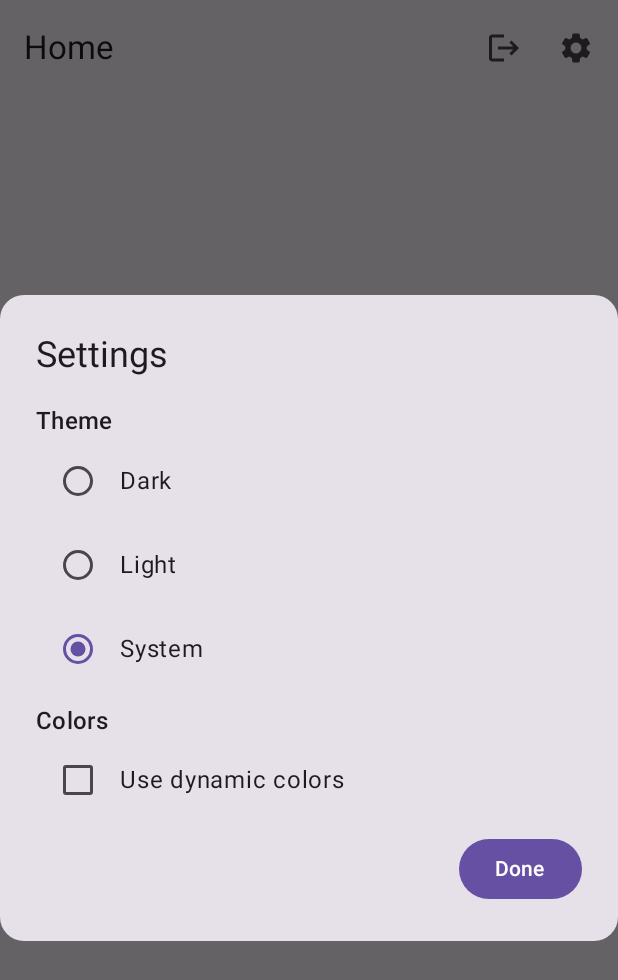
After one commit to gabrielsantanaa/Google-Authentication, an Android app built with Jetpack Compose: the SettingsScreen screen opened through its navigation route, on a phone screen of 412 x 824 dp. The commit adds this screen. Shown: the top 980 px of the screen. Run offline under Robolectric (Android 15) with nearby library versions, the phone set to English and light mode, and no system bars; our stand-ins replace Dagger/Hilt's generated code, Firebase (no records; nobody signed in at launch, a user with empty details on screens opened directly).

Commit message:
finish settings screen and adds one exception flow to google login

```diff
--- a/app/build.gradle.kts
+++ b/app/build.gradle.kts
@@ -105,6 +105,8 @@ dependencies {
     implementation(libs.kotlinx.serialization.json)
 
     implementation(libs.androidx.hilt.navigation.compose)
+    implementation(libs.kotlin.reflect)
 
+    implementation(libs.androidx.datastore.preferences)
 
 }
--- a/app/src/main/java/com/gabrielsantana/letsvote/MainActivity.kt
+++ b/app/src/main/java/com/gabrielsantana/letsvote/MainActivity.kt
@@ -2,18 +2,16 @@ package com.gabrielsantana.letsvote
 
 import android.os.Bundle
 import androidx.activity.ComponentActivity
+import androidx.activity.SystemBarStyle
 import androidx.activity.compose.setContent
 import androidx.activity.enableEdgeToEdge
-import androidx.compose.foundation.layout.fillMaxSize
-import androidx.compose.foundation.layout.padding
-import androidx.compose.material3.Scaffold
-import androidx.compose.material3.Text
-import androidx.compose.runtime.Composable
-import androidx.compose.ui.Modifier
-import androidx.compose.ui.tooling.preview.Preview
+import androidx.compose.foundation.isSystemInDarkTheme
+import androidx.compose.runtime.LaunchedEffect
+import androidx.compose.runtime.getValue
+import androidx.lifecycle.compose.collectAsStateWithLifecycle
 import com.gabrielsantana.letsvote.screens.App
-import com.gabrielsantana.letsvote.screens.login.LoginScreen
-import com.gabrielsantana.letsvote.ui.theme.LetsVoteTheme
+import com.gabrielsantana.letsvote.screens.ThemeMode
+import com.gabrielsantana.letsvote.screens.rememberAppState
 import dagger.hilt.android.AndroidEntryPoint
 
 @AndroidEntryPoint
@@ -22,7 +20,38 @@ class MainActivity : ComponentActivity() {
         super.onCreate(savedInstanceState)
         enableEdgeToEdge()
         setContent {
-            App()
+            val appState = rememberAppState()
+
+            val themeMode by appState.themeMode.collectAsStateWithLifecycle()
+
+            val darkTheme =
+                if (themeMode is ThemeMode.System) isSystemInDarkTheme() else themeMode is ThemeMode.Dark
+
+            LaunchedEffect(darkTheme) {
+                enableEdgeToEdge(
+                    statusBarStyle = SystemBarStyle.auto(
+                        android.graphics.Color.TRANSPARENT,
+                        android.graphics.Color.TRANSPARENT,
+                    ) { darkTheme },
+                    navigationBarStyle = SystemBarStyle.auto(
+                        lightScrim,
+                        darkScrim,
+                    ) { darkTheme },
+                )
+            }
+            App(appState = appState)
         }
     }
 }
+
+/**
+ * The default light scrim, as defined by androidx and the platform:
+ * https://cs.android.com/androidx/platform/frameworks/support/+/androidx-main:activity/activity/src/main/java/androidx/activity/EdgeToEdge.kt;l=35-38;drc=27e7d52e8604a080133e8b842db10c89b4482598
+ */
+private val lightScrim = android.graphics.Color.argb(0xe6, 0xFF, 0xFF, 0xFF)
+
+/**
+ * The default dark scrim, as defined by androidx and the platform:
+ * https://cs.android.com/androidx/platform/frameworks/support/+/androidx-main:activity/activity/src/main/java/androidx/activity/EdgeToEdge.kt;l=40-44;drc=27e7d52e8604a080133e8b842db10c89b4482598
+ */
+private val darkScrim = android.graphics.Color.argb(0x80, 0x1b, 0x1b, 0x1b)
--- a/app/src/main/java/com/gabrielsantana/letsvote/screens/App.kt
+++ b/app/src/main/java/com/gabrielsantana/letsvote/screens/App.kt
@@ -1,6 +1,7 @@
 package com.gabrielsantana.letsvote.screens
 
 import androidx.compose.foundation.isSystemInDarkTheme
+import androidx.compose.material3.Text
 import androidx.compose.runtime.Composable
 import androidx.compose.runtime.LaunchedEffect
 import androidx.compose.runtime.getValue
@@ -8,9 +9,11 @@ import androidx.compose.ui.Modifier
 import androidx.lifecycle.compose.collectAsStateWithLifecycle
 import androidx.navigation.compose.NavHost
 import androidx.navigation.compose.composable
+import androidx.navigation.compose.dialog
 import androidx.navigation.compose.rememberNavController
 import com.gabrielsantana.letsvote.screens.home.HomeScreen
 import com.gabrielsantana.letsvote.screens.login.LoginScreen
+import com.gabrielsantana.letsvote.screens.settings.SettingsScreen
 import com.gabrielsantana.letsvote.ui.theme.LetsVoteTheme
 import kotlinx.serialization.Serializable
 
@@ -20,6 +23,9 @@ object LoginScreen
 
 @Serializable
 object HomeScreen
+
+@Serializable
+object SettingsDialogScreen
 
 @Composable
 fun App(
@@ -31,6 +37,7 @@ fun App(
     val isLoggedIn by appState.isLoggedIn.collectAsStateWithLifecycle()
     val themeMode by appState.themeMode.collectAsStateWithLifecycle()
 
+    val isDynamicColorsEnabled by appState.isDynamicColorsEnabled.collectAsStateWithLifecycle()
 
     LaunchedEffect(isLoggedIn) {
         if (isLoggedIn) {
@@ -39,9 +46,10 @@ fun App(
             navController.navigate(LoginScreen)
         }
     }
+
     LetsVoteTheme(
-        darkTheme = if (themeMode is ThemeMode.System) isSystemInDarkTheme() else themeMode is ThemeMode.Dark,
-        dynamicColor = themeMode.useDynamicColor
+        darkTheme = appState.isDarkMode,
+        dynamicColor = isDynamicColorsEnabled
     ) {
         NavHost(
             navController = navController,
@@ -51,7 +59,24 @@ fun App(
                 LoginScreen()
             }
             composable<HomeScreen> {
-                HomeScreen()
+                HomeScreen(
+                    onNavigateToSettings = {
+                        navController.navigate(SettingsDialogScreen)
+                    }
+                )
+            }
+            dialog<SettingsDialogScreen> {
+                SettingsScreen(
+                    themeMode = themeMode,
+                    onChangeThemeMode = {
+                        appState.setThemeMode(it)
+                    },
+                    isDynamicColorsEnabled = isDynamicColorsEnabled,
+                    onToggleDynamicColors = appState::setDynamicColorsMode,
+                    onDismissRequest = {
+                        navController.popBackStack()
+                    }
+                )
             }
         }
 
--- a/app/src/main/java/com/gabrielsantana/letsvote/screens/AppState.kt
+++ b/app/src/main/java/com/gabrielsantana/letsvote/screens/AppState.kt
@@ -1,10 +1,14 @@
 package com.gabrielsantana.letsvote.screens
 
 import android.content.res.Resources.Theme
+import androidx.compose.foundation.isSystemInDarkTheme
 import androidx.compose.runtime.Composable
+import androidx.compose.runtime.collectAsState
+import androidx.compose.runtime.getValue
 import androidx.compose.runtime.mutableStateOf
 import androidx.compose.runtime.remember
 import androidx.compose.runtime.rememberCoroutineScope
+import androidx.lifecycle.compose.collectAsStateWithLifecycle
 import com.google.firebase.auth.FirebaseAuth
 import com.google.firebase.auth.ktx.auth
 import com.google.firebase.ktx.Firebase
@@ -21,9 +25,11 @@ private const val TAG = "AppState"
 class AppState(
     coroutineScope: CoroutineScope
 ) {
+    private val _themeMode = MutableStateFlow<ThemeMode>(ThemeMode.System)
+    val themeMode = _themeMode.asStateFlow()
 
-    private val _themeMode = MutableStateFlow<ThemeMode>(ThemeMode.System(false))
-    val themeMode = _themeMode.asStateFlow()
+    private val _isDynamicColorsEnabled = MutableStateFlow(false)
+    val isDynamicColorsEnabled = _isDynamicColorsEnabled.asStateFlow()
 
     val isLoggedIn = callbackFlow {
         val authStateListener = FirebaseAuth.AuthStateListener { auth ->
@@ -35,15 +41,28 @@ class AppState(
         }
     }.stateIn(coroutineScope, SharingStarted.WhileSubscribed(), Firebase.auth.currentUser != null)
 
+
+    fun setThemeMode(themeMode: ThemeMode) {
+        _themeMode.value = themeMode
+    }
+
+    fun setDynamicColorsMode(enabled: Boolean) {
+        _isDynamicColorsEnabled.value = enabled
+    }
+
 }
 
+val AppState.isDarkMode: Boolean
+    @Composable
+    get() {
+        val themeMode by themeMode.collectAsStateWithLifecycle()
+        return if (themeMode is ThemeMode.System) isSystemInDarkTheme() else themeMode is ThemeMode.Dark
+    }
+
 sealed class ThemeMode {
-
-    abstract val useDynamicColor: Boolean
-
-    data class System(override val useDynamicColor: Boolean) : ThemeMode()
-    data class Light(override val useDynamicColor: Boolean) : ThemeMode()
-    data class Dark(override val useDynamicColor: Boolean) : ThemeMode()
+    data object System : ThemeMode()
+    data object Light : ThemeMode()
+    data object Dark : ThemeMode()
 }
 
 @Composable
--- a/app/src/main/java/com/gabrielsantana/letsvote/screens/home/HomeSreen.kt
+++ b/app/src/main/java/com/gabrielsantana/letsvote/screens/home/HomeSreen.kt
@@ -2,35 +2,61 @@
 
 package com.gabrielsantana.letsvote.screens.home
 
+import androidx.compose.foundation.layout.Arrangement
 import androidx.compose.foundation.layout.Column
+import androidx.compose.foundation.layout.Spacer
+import androidx.compose.foundation.layout.fillMaxSize
+import androidx.compose.foundation.layout.fillMaxWidth
+import androidx.compose.foundation.layout.height
 import androidx.compose.foundation.layout.padding
 import androidx.compose.material.icons.Icons
 import androidx.compose.material.icons.automirrored.filled.Logout
-import androidx.compose.material.icons.filled.Logout
+import androidx.compose.material.icons.filled.Settings
+import androidx.compose.material3.Button
 import androidx.compose.material3.ExperimentalMaterial3Api
 import androidx.compose.material3.Icon
 import androidx.compose.material3.IconButton
+import androidx.compose.material3.MaterialTheme
+import androidx.compose.material3.OutlinedButton
+import androidx.compose.material3.OutlinedTextField
 import androidx.compose.material3.Scaffold
 import androidx.compose.material3.Text
+import androidx.compose.material3.TextButton
 import androidx.compose.material3.TopAppBar
 import androidx.compose.runtime.Composable
+import androidx.compose.runtime.getValue
+import androidx.compose.ui.Alignment
 import androidx.compose.ui.Modifier
+import androidx.compose.ui.text.style.TextAlign
+import androidx.compose.ui.tooling.preview.Preview
+import androidx.compose.ui.unit.dp
 import androidx.hilt.navigation.compose.hiltViewModel
+import androidx.lifecycle.compose.collectAsStateWithLifecycle
 
 @Composable
 fun HomeScreen(
+    onNavigateToSettings: () -> Unit,
     modifier: Modifier = Modifier,
     viewModel: HomeViewModel = hiltViewModel()
 ) {
+
+    val uiState by viewModel.uiState.collectAsStateWithLifecycle()
+
     HomeContent(
-        onLogout = viewModel::logout
+        uiState = uiState,
+        onLogout = viewModel::logout,
+        onSettings = onNavigateToSettings,
+        onRoomCodeChange = viewModel::updateRoomCode
     )
 }
 
 @Composable
 fun HomeContent(
+    uiState: HomeUiState,
+    onRoomCodeChange: (String) -> Unit,
     onLogout: () -> Unit,
-    modifier: Modifier = Modifier
+    onSettings: () -> Unit,
+    modifier: Modifier = Modifier,
 ) {
     Scaffold(
         topBar = {
@@ -38,7 +64,13 @@ fun HomeContent(
                 title = { Text("Home") },
                 actions = {
                     IconButton(onClick = onLogout) {
-                        Icon(Icons.AutoMirrored.Default.Logout, contentDescription = "Logout the user")
+                        Icon(
+                            Icons.AutoMirrored.Default.Logout,
+                            contentDescription = "Logout the user"
+                        )
+                    }
+                    IconButton(onClick = onSettings) {
+                        Icon(Icons.Default.Settings, contentDescription = "Open app settings")
                     }
                 }
             )
@@ -46,7 +78,52 @@ fun HomeContent(
         modifier = modifier
     ) { paddingValues ->
         Column(
-            modifier = Modifier.padding(paddingValues)
-        ) {  }
+            modifier = Modifier
+                .fillMaxSize()
+                .padding(paddingValues)
+                .padding(24.dp),
+            verticalArrangement = Arrangement.spacedBy(8.dp, Alignment.CenterVertically),
+            horizontalAlignment = Alignment.CenterHorizontally,
+        ) {
+            OutlinedTextField(
+                value = uiState.roomCode,
+                onValueChange = onRoomCodeChange,
+                label = {
+                    Text("Room Code")
+                },
+                supportingText = {
+                    Text(
+                        text = "${uiState.roomCode.length}/6",
+                        textAlign = TextAlign.Right,
+                        modifier = Modifier.fillMaxWidth()
+                    )
+                },
+                modifier = Modifier.fillMaxWidth()
+            )
+            Button(
+                onClick = {},
+                modifier = Modifier.fillMaxWidth()
+            ) { Text("Join room") }
+            Spacer(Modifier.height(8.dp))
+            Text("Or try")
+            TextButton(
+                onClick = {},
+                modifier = Modifier.fillMaxWidth()
+            ) { Text("Create room") }
+        }
     }
 }
+
+@Preview
+@Composable
+private fun HomeScreenPreview() {
+
+    MaterialTheme {
+        HomeContent(
+            uiState = HomeUiState("123456"),
+            onRoomCodeChange = {},
+            onLogout = {},
+            onSettings = {}
+        )
+    }
+}
--- /dev/null
+++ b/app/src/main/java/com/gabrielsantana/letsvote/screens/home/HomeUiState.kt
@@ -0,0 +1,9 @@
+package com.gabrielsantana.letsvote.screens.home
+
+data class HomeUiState(
+    val roomCode: String = ""
+) {
+    companion object {
+        val INITIAL = HomeUiState()
+    }
+}
--- a/app/src/main/java/com/gabrielsantana/letsvote/screens/home/HomeViewModel.kt
+++ b/app/src/main/java/com/gabrielsantana/letsvote/screens/home/HomeViewModel.kt
@@ -7,6 +7,9 @@ import androidx.lifecycle.viewModelScope
 import com.google.firebase.auth.ktx.auth
 import com.google.firebase.ktx.Firebase
 import dagger.hilt.android.lifecycle.HiltViewModel
+import kotlinx.coroutines.flow.MutableStateFlow
+import kotlinx.coroutines.flow.asStateFlow
+import kotlinx.coroutines.flow.update
 import kotlinx.coroutines.launch
 import javax.inject.Inject
 
@@ -14,10 +17,18 @@ import javax.inject.Inject
 class HomeViewModel @Inject constructor(
     private val credentialManager: CredentialManager
 ) : ViewModel() {
+
+    private val _uiState =  MutableStateFlow(HomeUiState.INITIAL)
+    val uiState = _uiState.asStateFlow()
+
     fun logout() {
         viewModelScope.launch {
             Firebase.auth.signOut()
             credentialManager.clearCredentialState(ClearCredentialStateRequest())
         }
     }
+
+    fun updateRoomCode(roomCode: String) {
+        _uiState.update { it.copy(roomCode = roomCode) }
+    }
 }
--- /dev/null
+++ b/app/src/main/java/com/gabrielsantana/letsvote/screens/settings/SettingsScreen.kt
@@ -0,0 +1,190 @@
+package com.gabrielsantana.letsvote.screens.settings
+
+import androidx.compose.foundation.layout.Column
+import androidx.compose.foundation.layout.Row
+import androidx.compose.foundation.layout.Spacer
+import androidx.compose.foundation.layout.fillMaxSize
+import androidx.compose.foundation.layout.fillMaxWidth
+import androidx.compose.foundation.layout.height
+import androidx.compose.foundation.layout.padding
+import androidx.compose.foundation.selection.selectable
+import androidx.compose.foundation.selection.selectableGroup
+import androidx.compose.foundation.selection.toggleable
+import androidx.compose.material3.Button
+import androidx.compose.material3.Card
+import androidx.compose.material3.Checkbox
+import androidx.compose.material3.MaterialTheme
+import androidx.compose.material3.RadioButton
+import androidx.compose.material3.Surface
+import androidx.compose.material3.Text
+import androidx.compose.runtime.Composable
+import androidx.compose.runtime.getValue
+import androidx.compose.runtime.mutableStateOf
+import androidx.compose.runtime.remember
+import androidx.compose.runtime.setValue
+import androidx.compose.ui.Alignment
+import androidx.compose.ui.Modifier
+import androidx.compose.ui.semantics.Role
+import androidx.compose.ui.semantics.contentDescription
+import androidx.compose.ui.semantics.semantics
+import androidx.compose.ui.tooling.preview.Preview
+import androidx.compose.ui.unit.dp
+import androidx.compose.ui.window.Dialog
+import com.gabrielsantana.letsvote.screens.ThemeMode
+
+@Composable
+fun SettingsScreen(
+    themeMode: ThemeMode,
+    isDynamicColorsEnabled: Boolean,
+    onChangeThemeMode: (ThemeMode) -> Unit,
+    onToggleDynamicColors: (Boolean) -> Unit,
+    onDismissRequest: () -> Unit,
+    modifier: Modifier = Modifier
+) {
+    Dialog(onDismissRequest = onDismissRequest) {
+        Card(
+            modifier.fillMaxWidth(),
+            shape = MaterialTheme.shapes.large
+        ) {
+            Column(
+                Modifier
+                    .fillMaxWidth()
+                    .padding(24.dp)
+            ) {
+                Text("Settings", style = MaterialTheme.typography.headlineSmall)
+                Spacer(Modifier.height(16.dp))
+
+                Text("Theme", style = MaterialTheme.typography.titleMedium)
+
+                //TODO probably there is a better way to do this
+                val options = listOf(
+                    "Dark" to ThemeMode.Dark,
+                    "Light" to ThemeMode.Light,
+                    "System" to ThemeMode.System
+                )
+
+                Column(Modifier.selectableGroup()) {
+                    options.forEach { option ->
+                        RadioItem(
+                            label = option.first,
+                            isChecked = option.second == themeMode,
+                            onClick = { onChangeThemeMode(option.second) },
+                            modifier = Modifier.semantics {
+                                contentDescription = option.first
+                            }
+                        )
+                    }
+                }
+
+                Spacer(Modifier.height(8.dp))
+
+                Text("Colors", style = MaterialTheme.typography.titleMedium)
+
+                SelectableItem(
+                    label = "Use dynamic colors",
+                    isChecked = isDynamicColorsEnabled,
+                    onToggle = onToggleDynamicColors
+                )
+
+                Spacer(Modifier.height(8.dp))
+
+                Button(onClick = onDismissRequest, Modifier.align(Alignment.End)) {
+                    Text("Done")
+                }
+            }
+        }
+    }
+}
+
+@Composable
+fun RadioItem(
+    label: String,
+    isChecked: Boolean,
+    onClick: () -> Unit,
+    modifier: Modifier = Modifier
+) {
+    Row(
+        modifier
+            .fillMaxWidth()
+            .height(56.dp)
+            .selectable(
+                selected = isChecked,
+                onClick = onClick,
+                role = Role.RadioButton
+            )
+            .padding(horizontal = 16.dp),
+        verticalAlignment = Alignment.CenterVertically
+    ) {
+        RadioButton(
+            selected = isChecked,
+            onClick = null // null recommended for accessibility with screenreaders
+        )
+        Text(
+            text = label,
+            style = MaterialTheme.typography.bodyLarge,
+            modifier = Modifier.padding(start = 16.dp)
+        )
+    }
+}
+
+@Composable
+fun SelectableItem(
+    label: String,
+    isChecked: Boolean,
+    onToggle: (Boolean) -> Unit,
+    modifier: Modifier = Modifier
+) {
+    Row(
+        modifier
+            .fillMaxWidth()
+            .toggleable(
+                value = isChecked,
+                onValueChange = { onToggle(!isChecked) },
+                role = Role.Checkbox
+            )
+            .padding(horizontal = 16.dp),
+        verticalAlignment = Alignment.CenterVertically
+    ) {
+        Checkbox(
+            checked = isChecked,
+            onCheckedChange = null // null recommended for accessibility with screenreaders
+        )
+        Text(
+            text = label,
+            style = MaterialTheme.typography.bodyLarge,
+            modifier = Modifier.padding(start = 16.dp, top = 18.dp, bottom = 18.dp)
+        )
+    }
+}
+
+@Preview
+@Composable
+private fun SettingsItemPreview(modifier: Modifier = Modifier) {
+    var isChecked by remember { mutableStateOf(false) }
+    MaterialTheme {
+        SelectableItem(
+            label = "Dark Theme",
+            isChecked = isChecked,
+            onToggle = { isChecked = it }
+        )
+    }
+}
+
+@Preview
+@Composable
+private fun SettingsScreenPreview() {
+    val (themeMode, setThemeMode) = remember { mutableStateOf<ThemeMode>(ThemeMode.System) }
+    val (isDynamicColorsEnabled, setDynamicColors) = remember { mutableStateOf(true) }
+
+    MaterialTheme {
+        Surface(Modifier.fillMaxSize()) {
+            SettingsScreen(
+                themeMode = themeMode,
+                isDynamicColorsEnabled = isDynamicColorsEnabled,
+                onChangeThemeMode = setThemeMode,
+                onToggleDynamicColors = setDynamicColors,
+                onDismissRequest = {  }
+            )
+        }
+    }
+}
--- a/gradle/libs.versions.toml
+++ b/gradle/libs.versions.toml
@@ -1,5 +1,6 @@
 [versions]
 agp = "8.6.1"
+datastorePreferences = "1.1.1"
 firebaseBom = "33.3.0"
 firebaseUiAuth = "7.2.0"
 hiltCompiler = "2.52"
@@ -20,6 +21,7 @@ navigationCompose = "2.8.1"
 
 [libraries]
 androidx-core-ktx = { group = "androidx.core", name = "core-ktx", version.ref = "coreKtx" }
+androidx-datastore-preferences = { module = "androidx.datastore:datastore-preferences", version.ref = "datastorePreferences" }
 androidx-hilt-navigation-compose = { module = "androidx.hilt:hilt-navigation-compose", version.ref = "hiltNavigationCompose" }
 androidx-lifecycle-viewmodel-compose = { module = "androidx.lifecycle:lifecycle-viewmodel-compose", version.ref = "lifecycleViewmodelCompose" }
 firebase-analytics = { module = "com.google.firebase:firebase-analytics" }
@@ -41,6 +43,7 @@ androidx-ui-test-manifest = { group = "androidx.compose.ui", name = "ui-test-man
 androidx-ui-test-junit4 = { group = "androidx.compose.ui", name = "ui-test-junit4" }
 androidx-material3 = { group = "androidx.compose.material3", name = "material3" }
 androidx-material-icons-extended = { group = "androidx.compose.material", name = "material-icons-extended" }
+kotlin-reflect = { module = "org.jetbrains.kotlin:kotlin-reflect", version.ref = "kotlin" }
 kotlinx-serialization-json = { module = "org.jetbrains.kotlinx:kotlinx-serialization-json", version.ref = "kotlinxSerializationJson" }
 play-services-auth = { module = "com.google.android.gms:play-services-auth", version.ref = "playServicesAuth" }
 hilt = { group = "com.google.dagger", name = "hilt-android", version.ref = "hilt" }
```
Also changed, not shown: app/src/main/java/com/gabrielsantana/letsvote/screens/login/LoginScreen.kt (+19 -1 lines).
